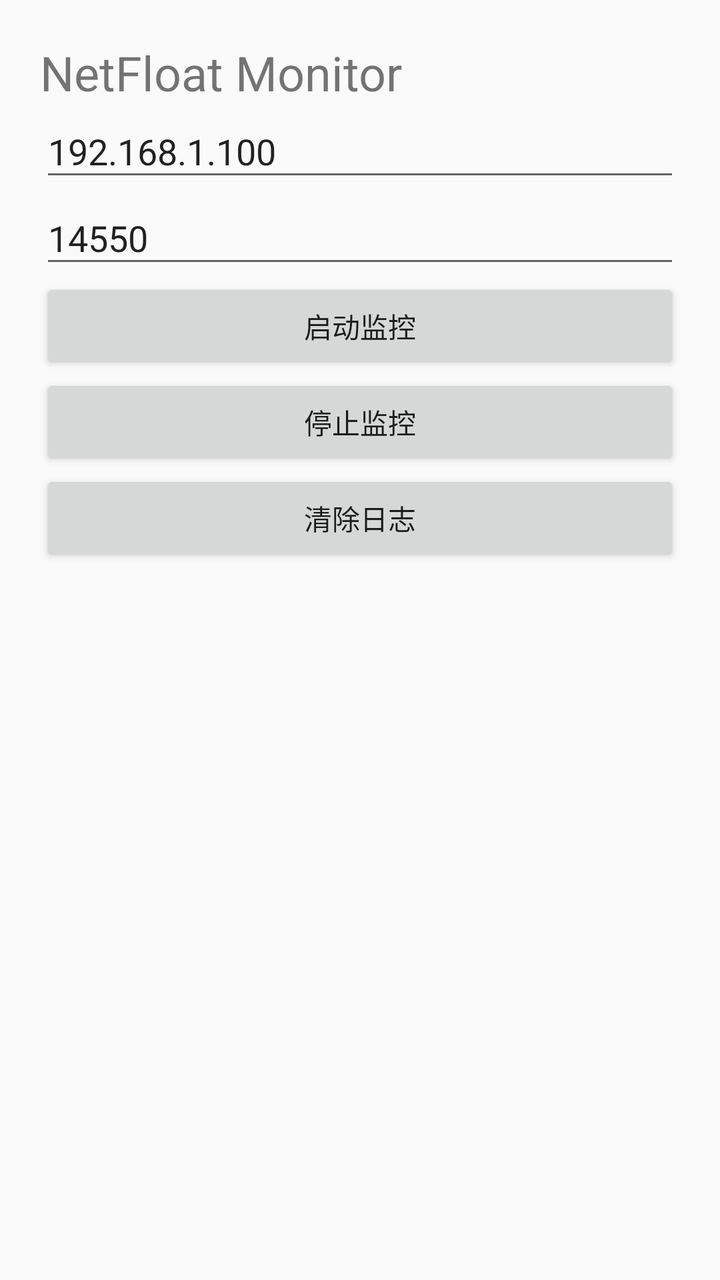
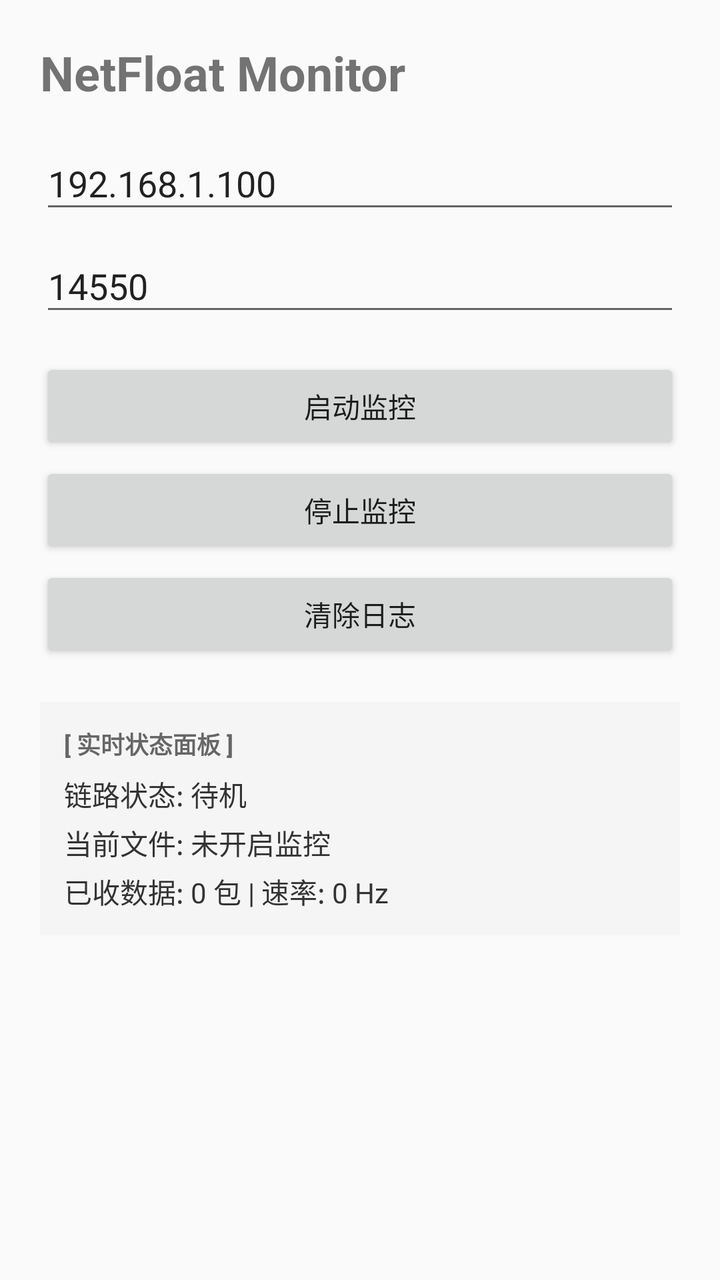

Compare the two renders of this Android layout. The source of the first and the diff that turns it into the second are given below.
<!-- AndroidManifest.xml: application theme AppTheme -->
<!-- res/layout/activity_main.xml -->
<?xml version="1.0" encoding="utf-8"?>
<LinearLayout

xmlns:android="http://schemas.android.com/apk/res/android"

android:layout_width="match_parent"

android:layout_height="match_parent"

android:orientation="vertical"

android:padding="20dp">


<TextView

android:layout_width="wrap_content"

android:layout_height="wrap_content"

android:text="NetFloat Monitor"

android:textSize="24sp"/>



<EditText

android:id="@+id/editIp"

android:layout_width="match_parent"

android:layout_height="wrap_content"

android:hint="目标IP"

android:text="192.168.1.100"/>



<EditText

android:id="@+id/editPort"

android:layout_width="match_parent"

android:layout_height="wrap_content"

android:hint="UDP端口"

android:inputType="number"

android:text="14550"/>



<Button

android:id="@+id/startBtn"

android:layout_width="match_parent"

android:layout_height="wrap_content"

android:text="启动监控"/>



<Button

android:id="@+id/stopBtn"

android:layout_width="match_parent"

android:layout_height="wrap_content"

android:text="停止监控"/>



<Button

android:id="@+id/clearBtn"

android:layout_width="match_parent"

android:layout_height="wrap_content"

android:text="清除日志"/>



<TextView

android:id="@+id/logPath"

android:layout_width="match_parent"

android:layout_height="wrap_content"

android:textSize="12sp"/>


</LinearLayout>
<!-- resources referenced by this layout -->
<resources>
  <style name="AppTheme" parent="Theme.AppCompat.Light.NoActionBar">
  
  </style>
</resources>

<!-- the commit's change to res/layout/activity_main.xml (unified diff, before → after) -->
@@ -1,104 +1,90 @@
 <?xml version="1.0" encoding="utf-8"?>
-<LinearLayout
+<LinearLayout 
+    xmlns:android="http://schemas.android.com/apk/res/android"
+    android:layout_width="match_parent"
+    android:layout_height="match_parent"
+    android:orientation="vertical"
+    android:padding="20dp">
 
-xmlns:android="http://schemas.android.com/apk/res/android"
+    <TextView
+        android:layout_width="wrap_content"
+        android:layout_height="wrap_content"
+        android:text="NetFloat Monitor"
+        android:textStyle="bold"
+        android:textSize="24sp" />
 
-android:layout_width="match_parent"
+    <EditText
+        android:id="@+id/editIp"
+        android:layout_width="match_parent"
+        android:layout_height="wrap_content"
+        android:layout_marginTop="16dp"
+        android:hint="目标IP"
+        android:text="192.168.1.100" />
 
-android:layout_height="match_parent"
+    <EditText
+        android:id="@+id/editPort"
+        android:layout_width="match_parent"
+        android:layout_height="wrap_content"
+        android:layout_marginTop="8dp"
+        android:hint="UDP端口"
+        android:inputType="number"
+        android:text="14550" />
 
-android:orientation="vertical"
+    <Button
+        android:id="@+id/startBtn"
+        android:layout_width="match_parent"
+        android:layout_height="wrap_content"
+        android:layout_marginTop="16dp"
+        android:text="启动监控" />
 
-android:padding="20dp">
+    <Button
+        android:id="@+id/stopBtn"
+        android:layout_width="match_parent"
+        android:layout_height="wrap_content"
+        android:layout_marginTop="4dp"
+        android:text="停止监控" />
 
+    <Button
+        android:id="@+id/clearBtn"
+        android:layout_width="match_parent"
+        android:layout_height="wrap_content"
+        android:layout_marginTop="4dp"
+        android:text="清除日志" />
 
-<TextView
+    
+    <LinearLayout
+        android:layout_width="match_parent"
+        android:layout_height="wrap_content"
+        android:layout_marginTop="20dp"
+        android:orientation="vertical"
+        android:background="#F5F5F5"
+        android:padding="12dp">
 
-android:layout_width="wrap_content"
+        <TextView
+            android:layout_width="wrap_content"
+            android:layout_height="wrap_content"
+            android:text="[ 实时状态面板 ]"
+            android:textStyle="bold"
+            android:textColor="#666666"
+            android:textSize="12sp" />
 
-android:layout_height="wrap_content"
+        <TextView
+            android:id="@+id/tvStatusInfo"
+            android:layout_width="match_parent"
+            android:layout_height="wrap_content"
+            android:layout_marginTop="6dp"
+            android:textColor="#333333"
+            android:textSize="14sp"
+            android:lineSpacingMultiplier="1.2"
+            android:text="链路状态: 待机\n当前文件: 未开启监控\n已收数据: 0 包 | 速率: 0 Hz" />
+    </LinearLayout>
 
-android:text="NetFloat Monitor"
-
-android:textSize="24sp"/>
-
-
-
-<EditText
-
-android:id="@+id/editIp"
-
-android:layout_width="match_parent"
-
-android:layout_height="wrap_content"
-
-android:hint="目标IP"
-
-android:text="192.168.1.100"/>
-
-
-
-<EditText
-
-android:id="@+id/editPort"
-
-android:layout_width="match_parent"
-
-android:layout_height="wrap_content"
-
-android:hint="UDP端口"
-
-android:inputType="number"
-
-android:text="14550"/>
-
-
-
-<Button
-
-android:id="@+id/startBtn"
-
-android:layout_width="match_parent"
-
-android:layout_height="wrap_content"
-
-android:text="启动监控"/>
-
-
-
-<Button
-
-android:id="@+id/stopBtn"
-
-android:layout_width="match_parent"
-
-android:layout_height="wrap_content"
-
-android:text="停止监控"/>
-
-
-
-<Button
-
-android:id="@+id/clearBtn"
-
-android:layout_width="match_parent"
-
-android:layout_height="wrap_content"
-
-android:text="清除日志"/>
-
-
-
-<TextView
-
-android:id="@+id/logPath"
-
-android:layout_width="match_parent"
-
-android:layout_height="wrap_content"
-
-android:textSize="12sp"/>
-
+    <TextView
+        android:id="@+id/logPath"
+        android:layout_width="match_parent"
+        android:layout_height="wrap_content"
+        android:layout_marginTop="20dp"
+        android:textColor="#888888"
+        android:textSize="12sp" />
 
 </LinearLayout>
